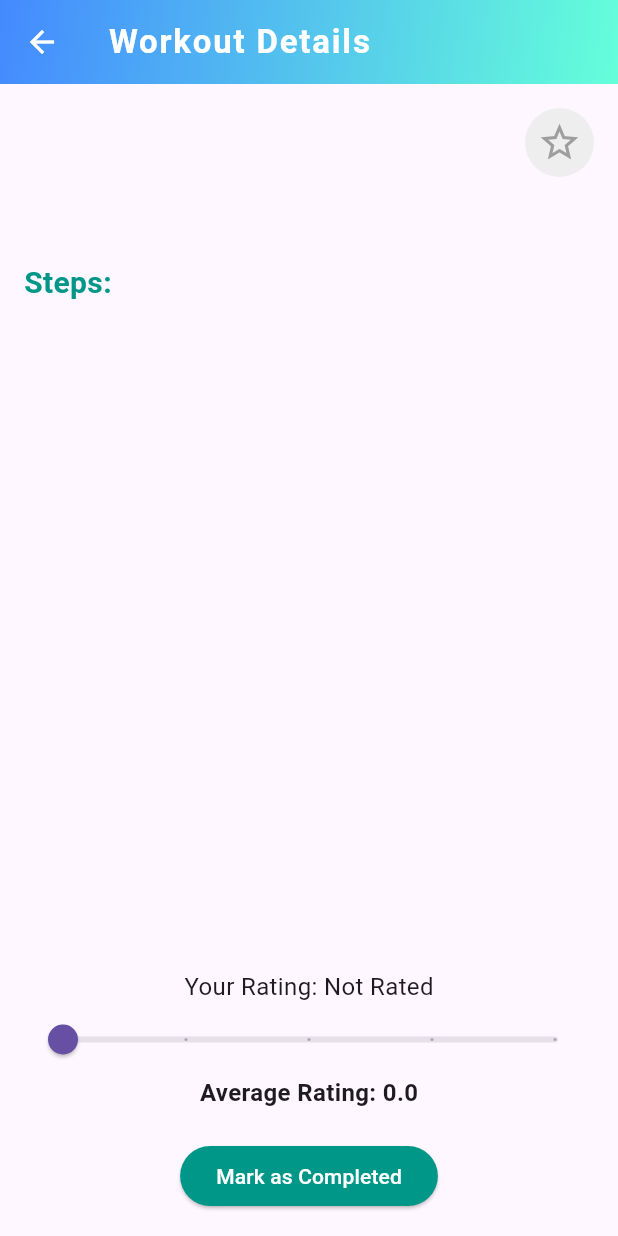
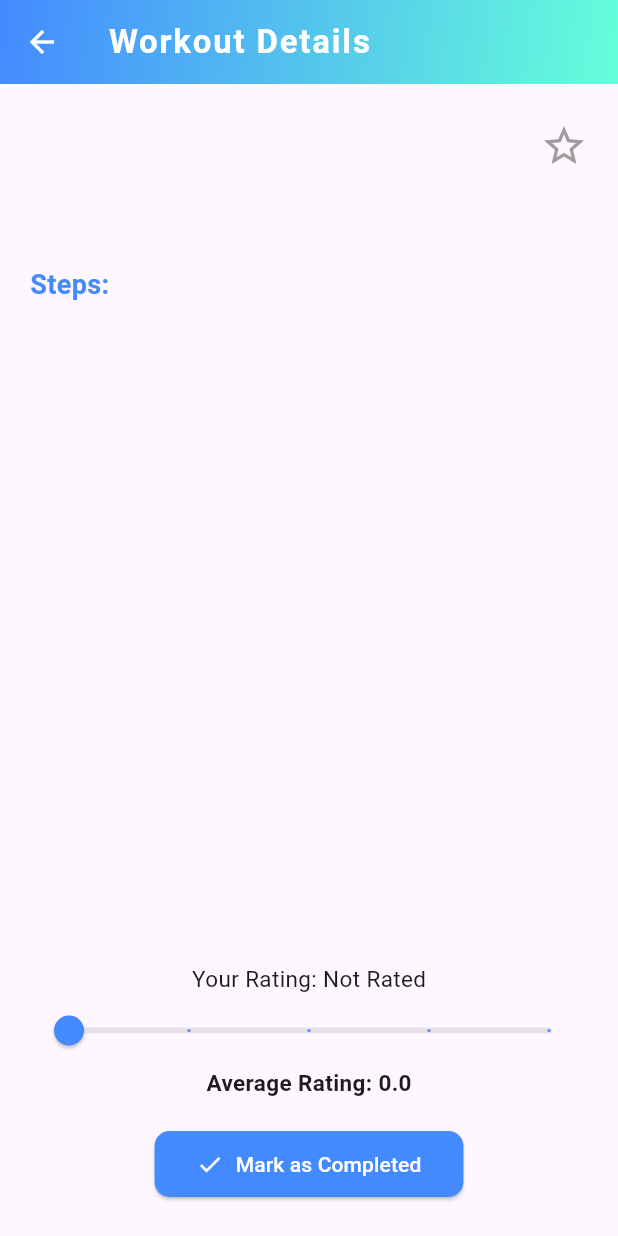
Before and after one commit to Lacesz0123/fitwithus, a Flutter app: the WorkoutDetailScreen screen opened directly with empty values, on a phone screen of 412 x 824 dp. Run offline on Flutter 3.47's test engine with Material 3 defaults, Android fonts, the phone set to English and light mode, and no system bars; our stand-ins replace cloud_firestore, email_validator, firebase_auth, firebase_core, firebase_storage, fl_chart and 2 more; accounts and stored records are empty.

Commit message:
workout deatil screen UI updated

```diff
--- a/lib/workouts/in_a_category/workout_detail_screen.dart
+++ b/lib/workouts/in_a_category/workout_detail_screen.dart
@@ -156,9 +156,7 @@ class _WorkoutDetailScreenState extends State<WorkoutDetailScreen> {
               'Are you sure you want to mark this workout as completed?'),
           actions: [
             TextButton(
-              onPressed: () {
-                Navigator.of(context).pop();
-              },
+              onPressed: () => Navigator.of(context).pop(),
               child: const Text('Cancel'),
             ),
             ElevatedButton(
@@ -208,10 +206,11 @@ class _WorkoutDetailScreenState extends State<WorkoutDetailScreen> {
           List<dynamic> steps = workoutData['steps'] ?? [];
 
           return Padding(
-            padding: const EdgeInsets.all(16.0),
+            padding: const EdgeInsets.symmetric(horizontal: 20, vertical: 24),
             child: Column(
               crossAxisAlignment: CrossAxisAlignment.start,
               children: [
+                /// Title + favorite
                 Row(
                   mainAxisAlignment: MainAxisAlignment.spaceBetween,
                   children: [
@@ -219,130 +218,122 @@ class _WorkoutDetailScreenState extends State<WorkoutDetailScreen> {
                       child: Text(
                         title,
                         style: const TextStyle(
-                          fontSize: 26,
+                          fontSize: 24,
                           fontWeight: FontWeight.bold,
-                          color: Colors.teal,
+                          color: Colors.blueAccent,
                         ),
                       ),
                     ),
                     GestureDetector(
                       onTap: _toggleFavorite,
-                      child: AnimatedContainer(
-                        duration: const Duration(milliseconds: 300),
-                        decoration: BoxDecoration(
-                          color: isFavorite
-                              ? Colors.yellow.shade100
-                              : Colors.grey.shade200,
-                          shape: BoxShape.circle,
-                          boxShadow: [
-                            if (isFavorite)
-                              BoxShadow(
-                                color: Colors.yellow.shade400,
-                                blurRadius: 10,
-                                spreadRadius: 1,
-                              ),
-                          ],
-                        ),
-                        padding: const EdgeInsets.all(8),
                       child: Icon(
                         isFavorite ? Icons.star : Icons.star_border,
                         color: isFavorite ? Colors.orange : Colors.grey,
-                          size: 30,
-                        ),
+                        size: 32,
                       ),
                     ),
                   ],
                 ),
-                const SizedBox(height: 10),
+                const SizedBox(height: 16),
+
+                /// Description
                 Text(
                   description,
-                  style: const TextStyle(fontSize: 18, color: Colors.black87),
+                  style: const TextStyle(fontSize: 16, color: Colors.black87),
                 ),
-                const SizedBox(height: 20),
+                const SizedBox(height: 24),
+
+                /// Steps
                 const Text(
                   'Steps:',
                   style: TextStyle(
-                    fontSize: 20,
-                    fontWeight: FontWeight.bold,
-                    color: Colors.teal,
+                    fontSize: 18,
+                    fontWeight: FontWeight.w600,
+                    color: Colors.blueAccent,
                   ),
                 ),
-                const SizedBox(height: 10),
+                const SizedBox(height: 12),
                 Expanded(
-                  child: ListView.builder(
+                  child: ListView.separated(
                     itemCount: steps.length,
+                    separatorBuilder: (_, __) => const SizedBox(height: 10),
                     itemBuilder: (context, index) {
-                      String step = steps[index];
-                      return Card(
-                        margin: const EdgeInsets.symmetric(vertical: 6.0),
-                        elevation: 4,
-                        shape: RoundedRectangleBorder(
-                          borderRadius: BorderRadius.circular(12),
+                      return Container(
+                        padding: const EdgeInsets.symmetric(
+                            horizontal: 14, vertical: 12),
+                        decoration: BoxDecoration(
+                          color: Colors.grey[100],
+                          border: Border.all(color: Colors.grey.shade300),
+                          borderRadius: BorderRadius.circular(10),
                         ),
-                        child: Padding(
-                          padding: const EdgeInsets.all(12.0),
                         child: Row(
                           crossAxisAlignment: CrossAxisAlignment.start,
                           children: [
                             Text(
                               '${index + 1}. ',
                               style: const TextStyle(
-                                  fontSize: 18,
                                 fontWeight: FontWeight.bold,
                                 color: Colors.blueAccent,
                               ),
                             ),
                             Expanded(
                               child: Text(
-                                  step,
-                                  style: const TextStyle(fontSize: 18),
+                                steps[index],
+                                style: const TextStyle(fontSize: 15.5),
                               ),
                             ),
                           ],
-                          ),
                         ),
                       );
                     },
                   ),
                 ),
+
                 const SizedBox(height: 20),
-                Center(
-                  child: Column(
+
+                /// Rating
+                Column(
                   children: [
                     Text(
                       'Your Rating: ${userRating?.toStringAsFixed(1) ?? "Not Rated"}',
-                        style: const TextStyle(fontSize: 16),
+                      style: const TextStyle(fontSize: 15),
                     ),
                     Slider(
                       value: userRating ?? 1.0,
-                        onChanged: (value) {
-                          setState(() {
-                            userRating = value;
-                          });
-                        },
-                        onChangeEnd: (value) => _updateRating(value),
-                        min: 1.0,
-                        max: 5.0,
+                      onChanged: (value) => setState(() => userRating = value),
+                      onChangeEnd: _updateRating,
+                      min: 1,
+                      max: 5,
                       divisions: 4,
                       label: userRating?.toStringAsFixed(1),
+                      activeColor: Colors.blueAccent,
                     ),
                     Text(
                       'Average Rating: ${averageRating.toStringAsFixed(1)}',
                       style: const TextStyle(
-                            fontSize: 16, fontWeight: FontWeight.bold),
+                        fontSize: 15,
+                        fontWeight: FontWeight.bold,
+                      ),
                     ),
                   ],
                 ),
+                const SizedBox(height: 20),
+
+                /// Mark as completed button
+                Center(
+                  child: ElevatedButton.icon(
+                    onPressed: _showConfirmationDialog,
+                    icon: const Icon(Icons.check),
+                    label: const Text('Mark as Completed'),
+                    style: ElevatedButton.styleFrom(
+                      backgroundColor: Colors.blueAccent,
+                      foregroundColor: Colors.white,
+                      padding: const EdgeInsets.symmetric(
+                          horizontal: 28, vertical: 12),
+                      shape: RoundedRectangleBorder(
+                        borderRadius: BorderRadius.circular(10),
                       ),
-                const SizedBox(height: 20),
-                Center(
-                  child: ElevatedButton(
-                    onPressed: _showConfirmationDialog,
-                    style: ElevatedButton.styleFrom(
-                      backgroundColor: Colors.teal,
-                      foregroundColor: Colors.white,
                     ),
-                    child: const Text('Mark as Completed'),
                   ),
                 ),
               ],
```
Lines whose indentation alone changed are shown as unchanged.
